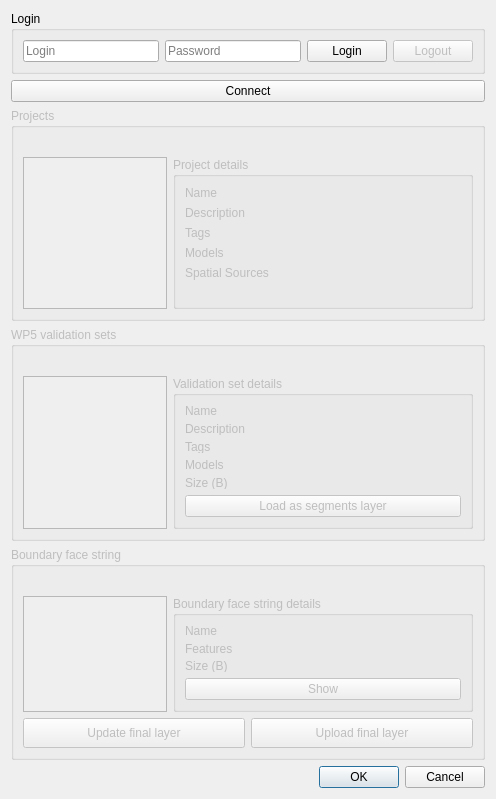
The window that BoundaryDelineationIts4landWindow.ui (its4land/qgis-boundary-delineation) describes before a commit, drawn with Qt 5.
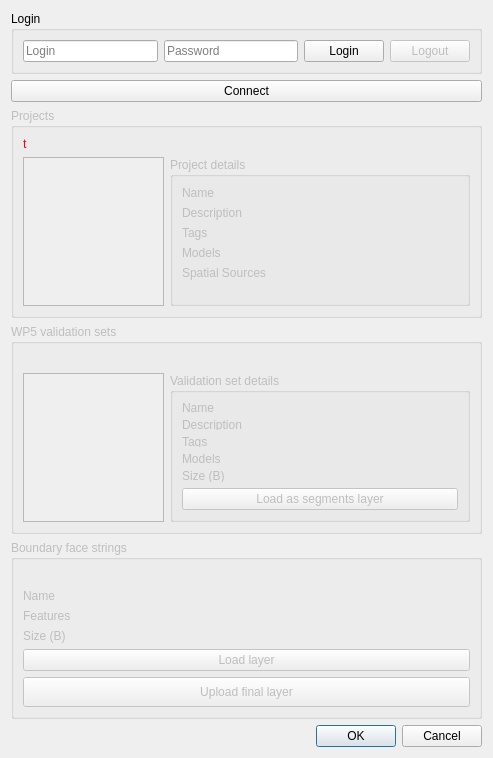
The same window after the commit. Custom widgets are drawn as their Qt base class.

Commit message: Update: the UI is now frozen

```diff
--- a/BoundaryDelineationIts4landWindow.ui
+++ b/BoundaryDelineationIts4landWindow.ui
@@ -6,8 +6,8 @@
    <rect>
     <x>0</x>
     <y>0</y>
-    <width>496</width>
-    <height>755</height>
+    <width>493</width>
+    <height>683</height>
    </rect>
   </property>
   <property name="windowTitle">
@@ -113,6 +113,19 @@
         </property>
        </widget>
       </item>
+      <item row="0" column="0">
+       <widget class="QLabel" name="projectsErrorLabel">
+        <property name="visible">
+         <bool>false</bool>
+        </property>
+        <property name="styleSheet">
+         <string notr="true">color : red;</string>
+        </property>
+        <property name="text">
+         <string>t</string>
+        </property>
+       </widget>
+      </item>
       <item row="1" column="1">
        <widget class="QGroupBox" name="projectsDetailsGroupBox">
         <property name="minimumSize">
@@ -235,19 +248,6 @@
         </layout>
        </widget>
       </item>
-      <item row="0" column="0">
-       <widget class="QLabel" name="projectsErrorLabel">
-        <property name="visible">
-         <bool>false</bool>
-        </property>
-        <property name="styleSheet">
-         <string notr="true">color : red;</string>
-        </property>
-        <property name="text">
-         <string/>
-        </property>
-       </widget>
-      </item>
      </layout>
     </widget>
    </item>
@@ -435,23 +435,17 @@
      <property name="enabled">
       <bool>false</bool>
      </property>
-     <property name="acceptDrops">
-      <bool>false</bool>
-     </property>
-     <property name="autoFillBackground">
-      <bool>false</bool>
+     <property name="minimumSize">
+      <size>
+       <width>300</width>
+       <height>0</height>
+      </size>
      </property>
      <property name="title">
-      <string>Boundary face string</string>
+      <string>Boundary face strings</string>
      </property>
-     <property name="flat">
-      <bool>true</bool>
-     </property>
-     <property name="checkable">
-      <bool>false</bool>
-     </property>
-     <layout class="QGridLayout" name="horizontalLayout_5">
-      <item row="0" column="0">
+     <layout class="QVBoxLayout" name="verticalLayout_2">
+      <item>
        <widget class="QLabel" name="boundaryStringsErrorLabel">
         <property name="visible">
          <bool>false</bool>
@@ -464,35 +458,7 @@
         </property>
        </widget>
       </item>
-      <item row="1" column="1">
-       <widget class="QGroupBox" name="boundaryStringsDetailsGroupBox">
-        <property name="minimumSize">
-         <size>
-          <width>300</width>
-          <height>0</height>
-         </size>
-        </property>
-        <property name="maximumSize">
-         <size>
-          <width>300</width>
-          <height>16777215</height>
-         </size>
-        </property>
-        <property name="title">
-         <string>Boundary face string details</string>
-        </property>
-        <layout class="QGridLayout" name="gridLayout_3">
-         <item row="1" column="0">
-          <widget class="QPushButton" name="boundaryStringsLoadButton">
-           <property name="enabled">
-            <bool>false</bool>
-           </property>
-           <property name="text">
-            <string>Show</string>
-           </property>
-          </widget>
-         </item>
-         <item row="0" column="0">
+      <item>
           <layout class="QFormLayout" name="boundaryStringsformLayout">
            <item row="1" column="0">
             <widget class="QLabel" name="boundaryStringsNameLabel">
@@ -553,60 +519,13 @@
            </item>
           </layout>
          </item>
-        </layout>
-       </widget>
-      </item>
-      <item row="1" column="0">
-       <widget class="QListWidget" name="boundaryStringsListWidget">
-        <property name="minimumSize">
-         <size>
-          <width>0</width>
-          <height>100</height>
-         </size>
-        </property>
-        <property name="sortingEnabled">
-         <bool>true</bool>
-        </property>
-       </widget>
-      </item>
-      <item row="7" column="0" colspan="2">
-       <layout class="QHBoxLayout" name="horizontalLayout_6">
         <item>
-         <widget class="QPushButton" name="boundaryStringsUpdateButton">
+       <widget class="QPushButton" name="boundaryStringsLoadButton">
           <property name="enabled">
            <bool>false</bool>
           </property>
-          <property name="sizePolicy">
-           <sizepolicy hsizetype="Expanding" vsizetype="Fixed">
-            <horstretch>0</horstretch>
-            <verstretch>0</verstretch>
-           </sizepolicy>
-          </property>
-          <property name="minimumSize">
-           <size>
-            <width>0</width>
-            <height>30</height>
-           </size>
-          </property>
-          <property name="maximumSize">
-           <size>
-            <width>16777215</width>
-            <height>16777215</height>
-           </size>
-          </property>
-          <property name="font">
-           <font>
-            <family>MS Shell Dlg 2</family>
-           </font>
-          </property>
-          <property name="toolTip">
-           <string>Upload final layer to its4land platform</string>
-          </property>
-          <property name="layoutDirection">
-           <enum>Qt::LeftToRight</enum>
-          </property>
           <property name="text">
-           <string>Update final layer</string>
+         <string>Load layer</string>
           </property>
          </widget>
         </item>
@@ -648,8 +567,6 @@
            <string>Upload final layer</string>
           </property>
          </widget>
-        </item>
-       </layout>
       </item>
      </layout>
     </widget>
```
Lines whose indentation alone changed are shown as unchanged. The commit also changes 2 other files.
